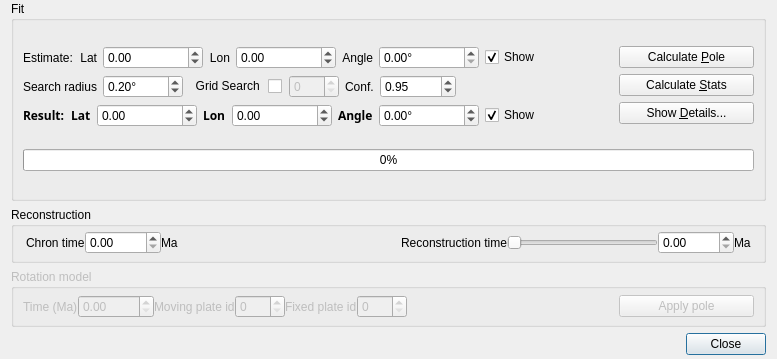
Before: the Qt Designer form src/qt-widgets/HellingerDialogUi.ui in GPlates/GPlates, drawn with Qt 5; both pictures show x 0 to 777 and y 311 to 670 of the 777 by 670 pixel window.
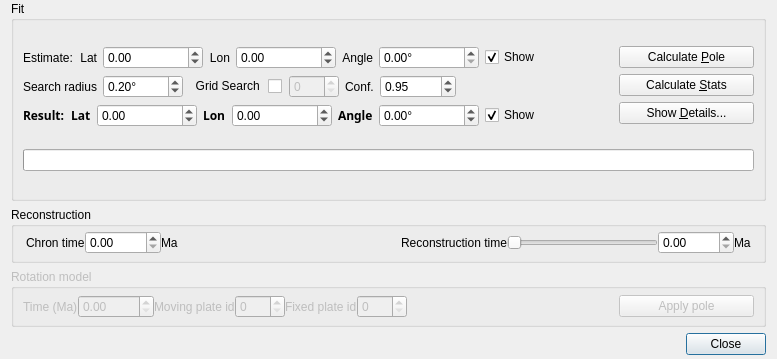
After: the same form once the commit is applied.

Commit message: (hillinger) Hide text from progress bar.

Diff of the .ui file:
```diff
--- a/src/qt-widgets/HellingerDialogUi.ui
+++ b/src/qt-widgets/HellingerDialogUi.ui
@@ -1202,6 +1202,9 @@
         <property name="value">
          <number>0</number>
         </property>
+        <property name="textVisible">
+         <bool>false</bool>
+        </property>
        </widget>
       </item>
      </layout>
```
